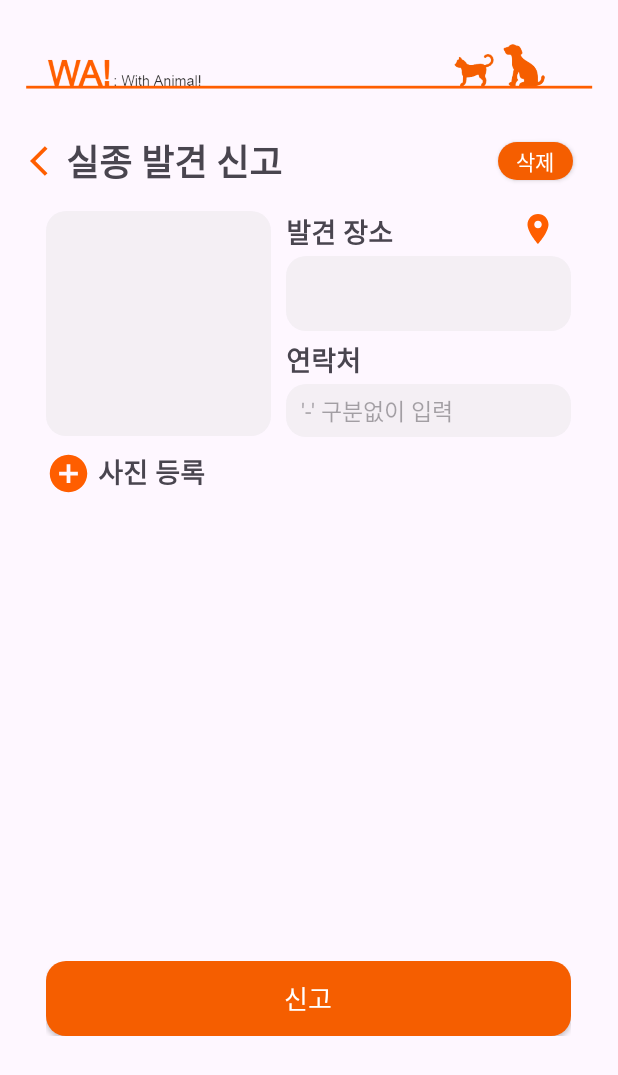
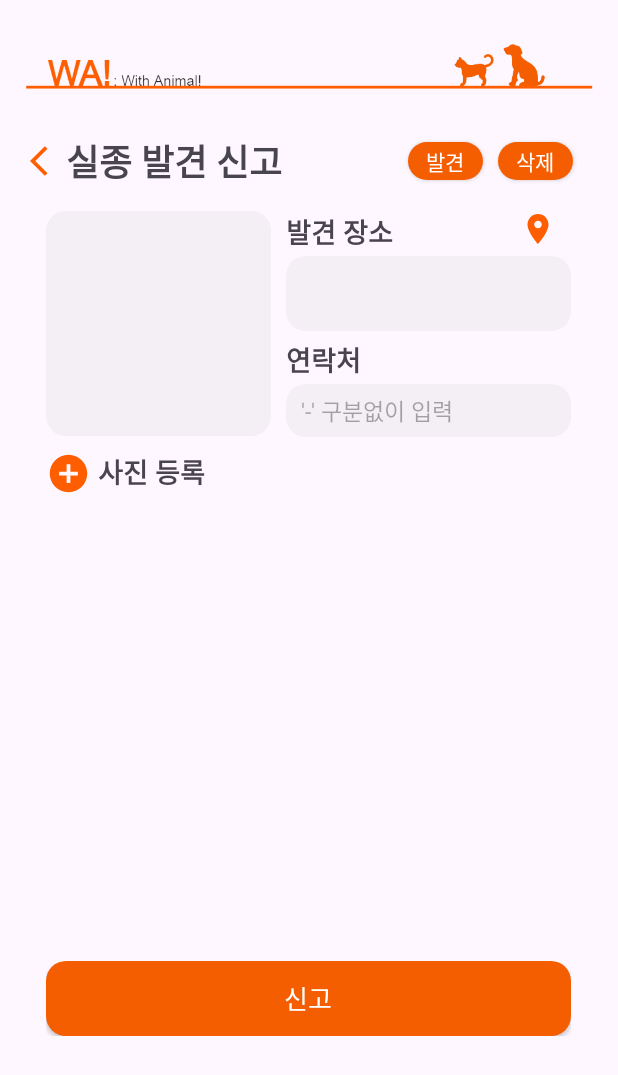
Before and after one commit to fkrlssh/With_Animal, an Android app: the layout missing_find.xml on its own in the app's theme, with its tools: preview values and no code run, on a phone screen of 412 x 824 dp. Shown: the top 1075 px of the screen. Run offline under Robolectric (Android 15) with nearby library versions, the phone set to English and light mode, and no system bars.

Commit message:
실종 페이지 발견 버튼 추가

```diff
--- a/app/src/main/res/layout/missing_find.xml
+++ b/app/src/main/res/layout/missing_find.xml
@@ -34,6 +34,15 @@
             android:layout_height="0dp"
             android:layout_weight="1" />
 
+        <android.widget.Button
+            android:id="@+id/board_find"
+            android:layout_width="50dp"
+            android:layout_height="25dp"
+            android:text="발견"
+            android:textColor="@color/white"
+            android:layout_gravity="center_vertical"
+            android:layout_marginRight="10dp"
+            android:background="@drawable/orangebox"/>
 
         <android.widget.Button
             android:id="@+id/board_delete"
```
